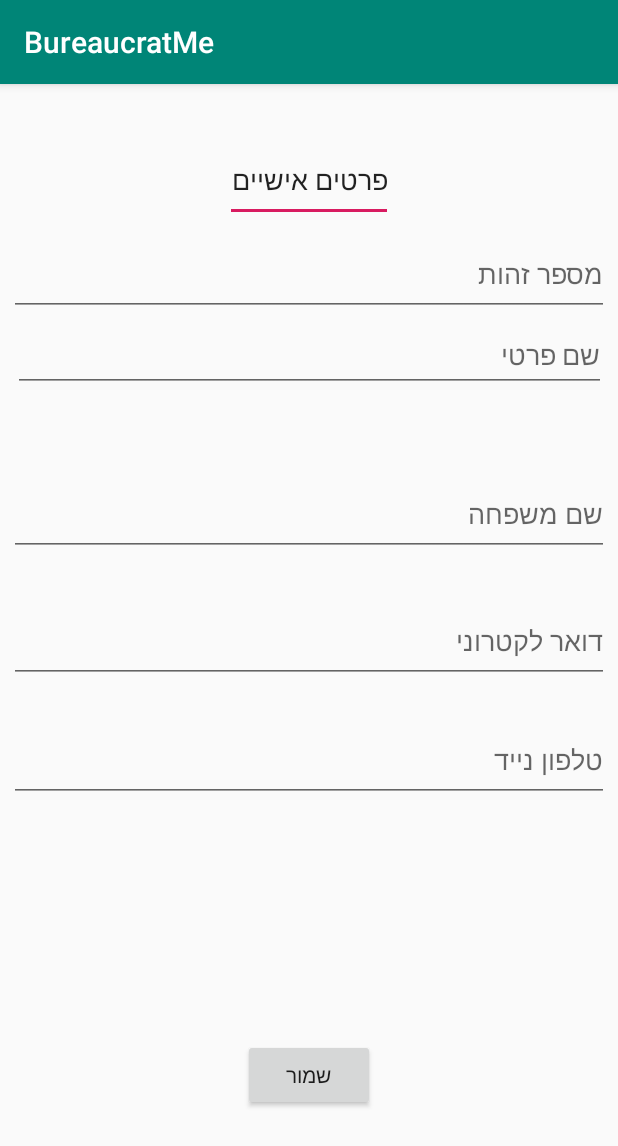
After one commit to michael-lemberger/bureaucratMe-Android, an Android app: the PersonalDetailsActivity screen opened directly, with no data from a screen before it, on a phone screen of 412 x 824 dp. The commit adds this screen. Shown: the top 1146 px of the screen. Run offline under Robolectric (Android 15) with nearby library versions, the phone set to English and light mode, and no system bars; our stand-ins replace Firebase (no records; nobody signed in at launch, a user with empty details on screens opened directly).

Commit message:
add menue button, personal details activity and connection to firebase database

```diff
--- a/app/build.gradle
+++ b/app/build.gradle
@@ -29,10 +29,14 @@ dependencies {
     androidTestImplementation 'androidx.test.espresso:espresso-core:3.2.0'
 
 
-    implementation 'com.google.firebase:firebase-core:17.2.0'
+    implementation 'com.google.firebase:firebase-core:17.2.1'
     implementation 'com.google.firebase:firebase-auth:19.2.0'
     implementation 'com.google.android.gms:play-services-auth:17.0.0'
     implementation 'com.google.android.material:material:1.0.0'
+    implementation 'com.android.support:appcompat-v7:28.3.0'
+    implementation 'com.google.firebase:firebase-database:19.2.0'
+
+
 }
 
 
--- a/app/src/main/AndroidManifest.xml
+++ b/app/src/main/AndroidManifest.xml
@@ -9,7 +9,8 @@
         android:roundIcon="@mipmap/ic_launcher_round"
         android:supportsRtl="true"
         android:theme="@style/AppTheme">
-        <activity android:name=".RegisterActivity"></activity>
+        <activity android:name=".PersonalDetailsActivity"></activity>
+        <activity android:name=".RegisterActivity" />
         <activity android:name=".LoginActivity" />
         <activity android:name=".HomeActivity" />
         <activity android:name=".MainActivity">
--- a/app/src/main/java/com/example/bureaucratme/HomeActivity.java
+++ b/app/src/main/java/com/example/bureaucratme/HomeActivity.java
@@ -4,6 +4,9 @@ import androidx.appcompat.app.AppCompatActivity;
 
 import android.content.Intent;
 import android.os.Bundle;
+import android.view.Menu;
+import android.view.MenuInflater;
+import android.view.MenuItem;
 import android.view.View;
 import android.widget.Button;
 import android.widget.TextView;
@@ -18,16 +21,14 @@ public class HomeActivity extends AppCompatActivity {
     FirebaseAuth mAuth;
     TextView tv;
     Button btnSignOut;
-
     @Override
     protected void onCreate(Bundle savedInstanceState) {
         super.onCreate(savedInstanceState);
+
         setContentView(R.layout.activity_home);
-
 
         mAuth = FirebaseAuth.getInstance();
         btnSignOut = findViewById(R.id.btnSignOut);
-
 
         btnSignOut.setOnClickListener(new View.OnClickListener() {
             @Override
@@ -38,13 +39,30 @@ public class HomeActivity extends AppCompatActivity {
             }
         });
 
-
         tv = findViewById(R.id.textView);
         fu = mAuth.getCurrentUser();
         if(fu != null) {
             tv.setText(fu.getEmail());
         }
     }
+
+
+    @Override
+    public boolean onCreateOptionsMenu(Menu menu) {
+        MenuInflater inflater = getMenuInflater();
+        inflater.inflate(R.menu.menu,menu);
+        return true;
+    }
+
+    @Override
+    public boolean onOptionsItemSelected(MenuItem item) {
+        Intent myIntent = new Intent(HomeActivity.this, PersonalDetailsActivity.class);
+        myIntent.setFlags(Intent.FLAG_ACTIVITY_NEW_TASK | Intent.FLAG_ACTIVITY_CLEAR_TASK);
+        startActivity(myIntent);
+        finish();
+        return true;
+    }
+
 
     private void signOut() {
         Intent myIntent = new Intent(this, MainActivity.class);
--- /dev/null
+++ b/app/src/main/java/com/example/bureaucratme/PersonalDetailsActivity.java
@@ -0,0 +1,67 @@
+package com.example.bureaucratme;
+
+import androidx.annotation.NonNull;
+import androidx.appcompat.app.AppCompatActivity;
+
+import android.os.Bundle;
+import android.text.TextUtils;
+import android.view.View;
+import android.widget.Button;
+import android.widget.EditText;
+import android.widget.Toast;
+
+import com.google.firebase.auth.FirebaseAuth;
+import com.google.firebase.auth.FirebaseUser;
+import com.google.firebase.database.DatabaseReference;
+import com.google.firebase.database.FirebaseDatabase;
+
+public class PersonalDetailsActivity extends AppCompatActivity {
+
+    private Button btnSave;
+    private EditText id, privateName, familyName, phoneNumber, email;
+    DatabaseReference usersDataBase;
+    String dbId;
+
+    @Override
+    protected void onCreate(Bundle savedInstanceState) {
+        super.onCreate(savedInstanceState);
+        setContentView(R.layout.activity_personal_details_acivity);
+
+        btnSave = (Button)findViewById(R.id.save);
+        id = (EditText)findViewById(R.id.id);
+        privateName = (EditText)findViewById(R.id.privateName);
+        familyName = (EditText)findViewById(R.id.familyName);
+        phoneNumber = (EditText)findViewById(R.id.phoneNumber);
+        email = (EditText)findViewById(R.id.email);
+
+        usersDataBase = FirebaseDatabase.getInstance().getReference().child("Users");
+
+        btnSave.setOnClickListener(new View.OnClickListener(){
+            @Override
+            public void onClick(View view){
+                addUser();
+            }
+        });
+    }
+
+    private void addUser(){
+        String ID = id.getText().toString().trim();
+        String praName = privateName.getText().toString().trim();
+        String fName = familyName.getText().toString().trim();
+        String phNumber = phoneNumber.getText().toString().trim();
+        String Email = email.getText().toString().trim();
+
+        dbId = FirebaseAuth.getInstance().getCurrentUser().getUid();
+        if(!TextUtils.isEmpty(ID)){
+          Users user = new Users(ID, praName, fName, Email, phNumber, dbId);
+          usersDataBase.child(dbId).setValue(user);
+          Toast.makeText(this, "details updated",Toast.LENGTH_LONG).show();
+        }
+        else{
+            Toast.makeText(this,"Enter ID!",Toast.LENGTH_LONG).show();
+        }
+
+    }
+
+
+}
--- /dev/null
+++ b/app/src/main/java/com/example/bureaucratme/Users.java
@@ -0,0 +1,85 @@
+package com.example.bureaucratme;
+
+import java.util.HashMap;
+
+public class Users {
+    /*
+        private HashMap<String, String> values;
+
+        public Users()
+        {
+            this.values = new HashMap<String, String>();
+        }
+
+        public void addValue(String name, String value)
+        {
+            values.put(name, value);
+        }
+
+        public String getValue(String name)
+        {
+            return values.get(name);
+        }
+
+     */
+
+    private String _id, _privateName, _familyName, _phoneNumber, _email, _dbId;
+
+
+    public Users(String id, String privateName, String familyName, String email, String phoneNumber, String dbId){
+        _id = id;
+        _privateName = privateName;
+        _familyName = familyName;
+        _email = email;
+        _phoneNumber = phoneNumber;
+        _dbId = dbId;
+    }
+
+    public String get_id() {
+        return _id;
+    }
+
+    public String get_privateName() {
+        return _privateName;
+    }
+
+    public String get_familyName() {
+        return _familyName;
+    }
+
+    public String get_phoneNumber() {
+        return _phoneNumber;
+    }
+
+    public String get_email() {
+        return _email;
+    }
+
+    public String get_dbId() {
+        return _dbId;
+    }
+
+    public void set_id(String _id) {
+        this._id = _id;
+    }
+
+    public void set_privateName(String _privateName) {
+        this._privateName = _privateName;
+    }
+
+    public void set_familyName(String _familyName) {
+        this._familyName = _familyName;
+    }
+
+    public void set_phoneNumber(String _phoneNumber) {
+        this._phoneNumber = _phoneNumber;
+    }
+
+    public void set_email(String _email) {
+        this._email = _email;
+    }
+
+    public void set_dbId(String _dbId) {
+        this._dbId = _dbId;
+    }
+}
--- /dev/null
+++ b/app/src/main/res/layout-v26/activity_personal_details_acivity.xml
@@ -0,0 +1,111 @@
+<?xml version="1.0" encoding="utf-8"?>
+<androidx.constraintlayout.widget.ConstraintLayout xmlns:android="http://schemas.android.com/apk/res/android"
+    xmlns:app="http://schemas.android.com/apk/res-auto"
+    xmlns:tools="http://schemas.android.com/tools"
+    android:layout_width="match_parent"
+    android:layout_height="match_parent"
+    tools:context=".PersonalDetailsActivity">
+
+    <EditText
+        android:id="@+id/personalDetails"
+        android:layout_width="112dp"
+        android:layout_height="0dp"
+        android:layout_marginTop="36dp"
+        android:layout_marginBottom="7dp"
+        android:ems="10"
+        android:text="פרטים אישיים"
+        android:visibility="visible"
+        app:layout_constraintBottom_toTopOf="@+id/id"
+        app:layout_constraintEnd_toEndOf="parent"
+        app:layout_constraintStart_toStartOf="parent"
+        app:layout_constraintTop_toTopOf="parent"
+        tools:visibility="visible" />
+
+    <EditText
+        android:id="@+id/id"
+        android:layout_width="0dp"
+        android:layout_height="0dp"
+        android:layout_marginStart="6dp"
+        android:layout_marginEnd="6dp"
+        android:layout_marginBottom="104dp"
+        android:autofillHints=""
+        android:ems="10"
+        android:hint="@string/id"
+        android:inputType="text"
+        app:layout_constraintBottom_toTopOf="@+id/familyName"
+        app:layout_constraintEnd_toEndOf="parent"
+        app:layout_constraintStart_toStartOf="parent"
+        app:layout_constraintTop_toBottomOf="@+id/personalDetails" />
+
+    <EditText
+        android:id="@+id/privateName"
+        android:layout_width="395dp"
+        android:layout_height="49dp"
+        android:layout_marginTop="156dp"
+        android:layout_marginEnd="8dp"
+        android:autofillHints=""
+        android:ems="10"
+        android:hint="שם פרטי"
+        android:inputType="textPersonName"
+        app:layout_constraintEnd_toEndOf="parent"
+        app:layout_constraintTop_toTopOf="parent" />
+
+    <EditText
+        android:id="@+id/familyName"
+        android:layout_width="0dp"
+        android:layout_height="0dp"
+        android:layout_marginStart="6dp"
+        android:layout_marginEnd="6dp"
+        android:layout_marginBottom="29dp"
+        android:ems="10"
+        android:hint="שם משפחה"
+        android:inputType="textPersonName"
+        app:layout_constraintBottom_toTopOf="@+id/email"
+        app:layout_constraintEnd_toEndOf="parent"
+        app:layout_constraintStart_toStartOf="parent"
+        app:layout_constraintTop_toBottomOf="@+id/id" />
+
+    <EditText
+        android:id="@+id/email"
+        android:layout_width="0dp"
+        android:layout_height="0dp"
+        android:layout_marginStart="6dp"
+        android:layout_marginEnd="6dp"
+        android:layout_marginBottom="23dp"
+        android:autofillHints=""
+        android:ems="10"
+        android:hint="דואר לקטרוני"
+        android:inputType="text"
+        app:layout_constraintBottom_toTopOf="@+id/phoneNumber"
+        app:layout_constraintEnd_toEndOf="parent"
+        app:layout_constraintStart_toStartOf="parent"
+        app:layout_constraintTop_toBottomOf="@+id/familyName" />
+
+    <EditText
+        android:id="@+id/phoneNumber"
+        android:layout_width="0dp"
+        android:layout_height="0dp"
+        android:layout_marginStart="6dp"
+        android:layout_marginEnd="6dp"
+        android:layout_marginBottom="158dp"
+        android:ems="10"
+        android:hint="טלפון נייד"
+        android:inputType="number"
+        app:layout_constraintBottom_toTopOf="@+id/save"
+        app:layout_constraintEnd_toEndOf="parent"
+        app:layout_constraintStart_toStartOf="parent"
+        app:layout_constraintTop_toBottomOf="@+id/email"
+        android:autofillHints="" />
+
+    <Button
+        android:id="@+id/save"
+        android:layout_width="wrap_content"
+        android:layout_height="wrap_content"
+        android:layout_marginBottom="83dp"
+        android:text="שמור"
+        app:layout_constraintBottom_toBottomOf="parent"
+        app:layout_constraintEnd_toEndOf="parent"
+        app:layout_constraintStart_toStartOf="parent"
+        app:layout_constraintTop_toBottomOf="@+id/phoneNumber" />
+
+</androidx.constraintlayout.widget.ConstraintLayout>
--- a/app/src/main/res/layout/activity_main.xml
+++ b/app/src/main/res/layout/activity_main.xml
@@ -1,4 +1,5 @@
 <?xml version="1.0" encoding="utf-8"?>
+
 <RelativeLayout xmlns:android="http://schemas.android.com/apk/res/android"
     xmlns:app="http://schemas.android.com/apk/res-auto"
     xmlns:tools="http://schemas.android.com/tools"
--- /dev/null
+++ b/app/src/main/res/layout/activity_personal_details_acivity.xml
@@ -0,0 +1,131 @@
+<?xml version="1.0" encoding="utf-8"?>
+<androidx.constraintlayout.widget.ConstraintLayout xmlns:android="http://schemas.android.com/apk/res/android"
+    xmlns:app="http://schemas.android.com/apk/res-auto"
+    xmlns:tools="http://schemas.android.com/tools"
+    android:layout_width="match_parent"
+    android:layout_height="match_parent"
+    tools:context=".PersonalDetailsActivity">
+
+    <EditText
+        android:id="@+id/personalDetails"
+        android:layout_width="wrap_content"
+        android:layout_height="wrap_content"
+        android:layout_marginStart="8dp"
+        android:layout_marginTop="8dp"
+        android:layout_marginEnd="8dp"
+        android:layout_marginBottom="8dp"
+        android:ems="10"
+        android:inputType="textPersonName"
+        android:text="@string/personal_details"
+        android:textColor="@color/colorPrimaryDark"
+        app:layout_constraintBottom_toBottomOf="parent"
+        app:layout_constraintEnd_toEndOf="parent"
+        app:layout_constraintStart_toStartOf="parent"
+        app:layout_constraintTop_toTopOf="parent"
+        app:layout_constraintVertical_bias="0.0"
+        android:importantForAutofill="no" />
+
+    <EditText
+        android:id="@+id/id"
+        android:layout_width="389dp"
+        android:layout_height="63dp"
+        android:layout_marginStart="8dp"
+        android:layout_marginTop="8dp"
+        android:layout_marginEnd="8dp"
+        android:layout_marginBottom="8dp"
+        android:autofillHints=""
+        android:ems="10"
+        android:hint="@string/id1"
+        android:inputType="number"
+        app:layout_constraintBottom_toBottomOf="parent"
+        app:layout_constraintEnd_toEndOf="parent"
+        app:layout_constraintHorizontal_bias="1.0"
+        app:layout_constraintStart_toStartOf="parent"
+        app:layout_constraintTop_toBottomOf="@+id/personalDetails"
+        app:layout_constraintVertical_bias="0.059"
+        tools:targetApi="o" />
+
+    <EditText
+        android:id="@+id/privateName"
+        android:layout_width="389dp"
+        android:layout_height="63dp"
+        android:layout_marginStart="8dp"
+        android:layout_marginTop="8dp"
+        android:layout_marginEnd="8dp"
+        android:layout_marginBottom="8dp"
+        android:ems="10"
+        android:hint="@string/praivte_name"
+        android:inputType="textPersonName"
+        app:layout_constraintBottom_toTopOf="@+id/familyName"
+        app:layout_constraintEnd_toEndOf="parent"
+        app:layout_constraintHorizontal_bias="1.0"
+        app:layout_constraintStart_toStartOf="parent"
+        app:layout_constraintTop_toBottomOf="@+id/id"
+        android:autofillHints="" tools:targetApi="o" />
+
+    <EditText
+        android:id="@+id/familyName"
+        android:layout_width="389dp"
+        android:layout_height="63dp"
+        android:layout_marginStart="8dp"
+        android:layout_marginTop="8dp"
+        android:layout_marginEnd="8dp"
+        android:layout_marginBottom="8dp"
+        android:ems="10"
+        android:hint="@string/family_name"
+        android:inputType="textPersonName"
+        app:layout_constraintBottom_toTopOf="@+id/email"
+        app:layout_constraintEnd_toEndOf="parent"
+        app:layout_constraintStart_toStartOf="parent"
+        app:layout_constraintTop_toBottomOf="@+id/privateName"
+        android:importantForAutofill="no" />
+
+    <EditText
+        android:id="@+id/email"
+        android:layout_width="389dp"
+        android:layout_height="63dp"
+        android:layout_marginStart="8dp"
+        android:layout_marginTop="8dp"
+        android:layout_marginEnd="8dp"
+        android:layout_marginBottom="8dp"
+        android:ems="10"
+        android:hint="@string/email"
+        android:importantForAutofill="no"
+        android:inputType="text|textEmailAddress"
+        app:layout_constraintBottom_toTopOf="@+id/phoneNumber"
+        app:layout_constraintEnd_toEndOf="parent"
+        app:layout_constraintStart_toStartOf="parent"
+        app:layout_constraintTop_toBottomOf="@+id/familyName" />
+
+    <EditText
+        android:id="@+id/phoneNumber"
+        android:layout_width="389dp"
+        android:layout_height="63dp"
+        android:layout_marginStart="8dp"
+        android:layout_marginTop="8dp"
+        android:layout_marginEnd="8dp"
+        android:layout_marginBottom="8dp"
+        android:ems="10"
+        android:hint="@string/phone"
+        android:inputType="text|phone"
+        app:layout_constraintBottom_toTopOf="@+id/save"
+        app:layout_constraintEnd_toEndOf="parent"
+        app:layout_constraintStart_toStartOf="parent"
+        app:layout_constraintTop_toBottomOf="@+id/email"
+        android:importantForAutofill="no" />
+
+    <Button
+        android:id="@+id/save"
+        android:layout_width="100dp"
+        android:layout_height="60dp"
+        android:layout_marginStart="32dp"
+        android:layout_marginTop="32dp"
+        android:layout_marginEnd="8dp"
+        android:layout_marginBottom="32dp"
+        android:text="@string/save"
+        app:layout_constraintBottom_toBottomOf="parent"
+        app:layout_constraintEnd_toEndOf="parent"
+        app:layout_constraintStart_toStartOf="parent"
+        app:layout_constraintTop_toBottomOf="@+id/phoneNumber" />
+
+</androidx.constraintlayout.widget.ConstraintLayout>
--- /dev/null
+++ b/app/src/main/res/menu/menu.xml
@@ -0,0 +1,9 @@
+<?xml version="1.0" encoding="utf-8"?>
+<menu xmlns:android="http://schemas.android.com/apk/res/android"
+    xmlns:app="http://schemas.android.com/apk/res-auto">
+
+    <item android:id="@+id/personalDetails"
+        android:title="פרטים אישיים"
+        app:showAsAction="never"/>
+
+</menu>
--- a/app/src/main/res/values/strings.xml
+++ b/app/src/main/res/values/strings.xml
@@ -1,3 +1,11 @@
 <resources>
     <string name="app_name">BureaucratMe</string>
+    <string name="id">מספר זהות</string>
+    <string name="save">save</string>
+    <string name="family_name">family name</string>
+    <string name="praivte_name">praivte name</string>
+    <string name="email">email</string>
+    <string name="phone">phone</string>
+    <string name="personal_details">Personal Details</string>
+    <string name="id1">ID</string>
 </resources>
--- a/build.gradle
+++ b/build.gradle
@@ -7,7 +7,7 @@ buildscript {
 
     }
     dependencies {
-        classpath 'com.android.tools.build:gradle:3.5.2'
+        classpath 'com.android.tools.build:gradle:3.5.3'
         classpath 'com.google.gms:google-services:4.3.3'
 
         // NOTE: Do not place your application dependencies here; they belong
```
Also changed, not shown: app/src/main/res/layout/activity_home.xml (line endings or trailing spaces), 2 other files.
